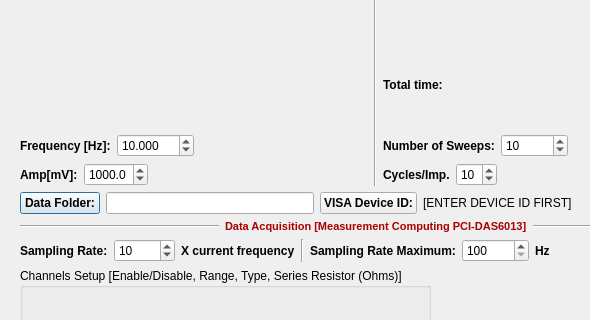
Old version of the form IntegratedImpedanceSensingSystem/singlefreqimpdlg.ui in the repository pmanandhar1452/ImpedanceSensingSystem; both pictures show x 0 to 590 and y 111 to 431 of the 800 by 601 pixel window.
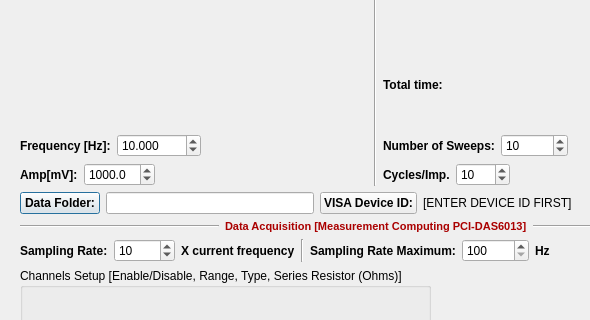
New version of the form.

```diff
--- a/IntegratedImpedanceSensingSystem/singlefreqimpdlg.ui
+++ b/IntegratedImpedanceSensingSystem/singlefreqimpdlg.ui
@@ -161,7 +161,7 @@
              <double>0.010000000000000</double>
             </property>
             <property name="maximum">
-             <double>1000.000000000000000</double>
+             <double>10000.000000000000000</double>
             </property>
             <property name="value">
              <double>10.000000000000000</double>
@@ -207,7 +207,7 @@
              <number>1</number>
             </property>
             <property name="maximum">
-             <double>4500.000000000000000</double>
+             <double>10000.000000000000000</double>
             </property>
             <property name="value">
              <double>1000.000000000000000</double>
@@ -329,6 +329,9 @@
             <property name="minimum">
              <number>1</number>
             </property>
+            <property name="maximum">
+             <number>1000</number>
+            </property>
             <property name="value">
              <number>10</number>
             </property>
```
